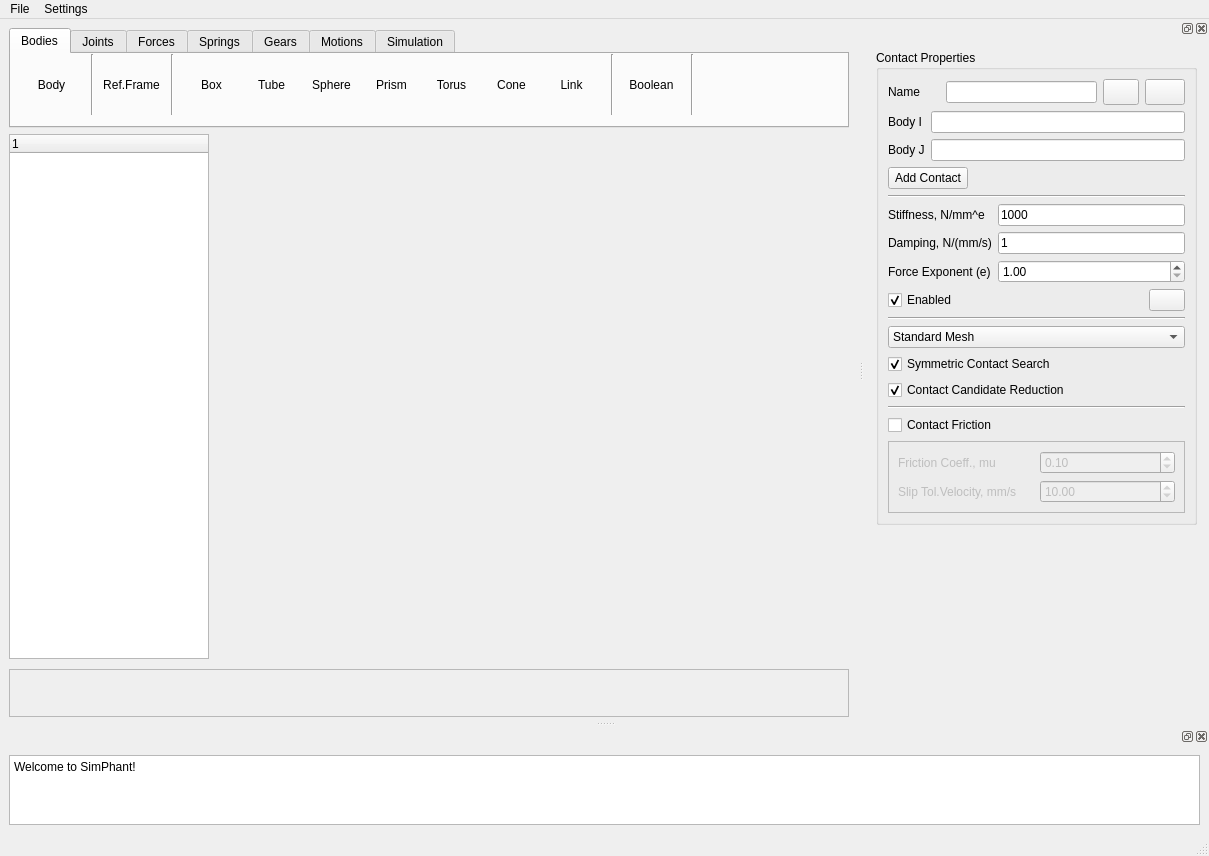
This is main_window.ui in valeriy-sh79/SimPhant as Qt 5 draws it before an edit. The edited form follows.
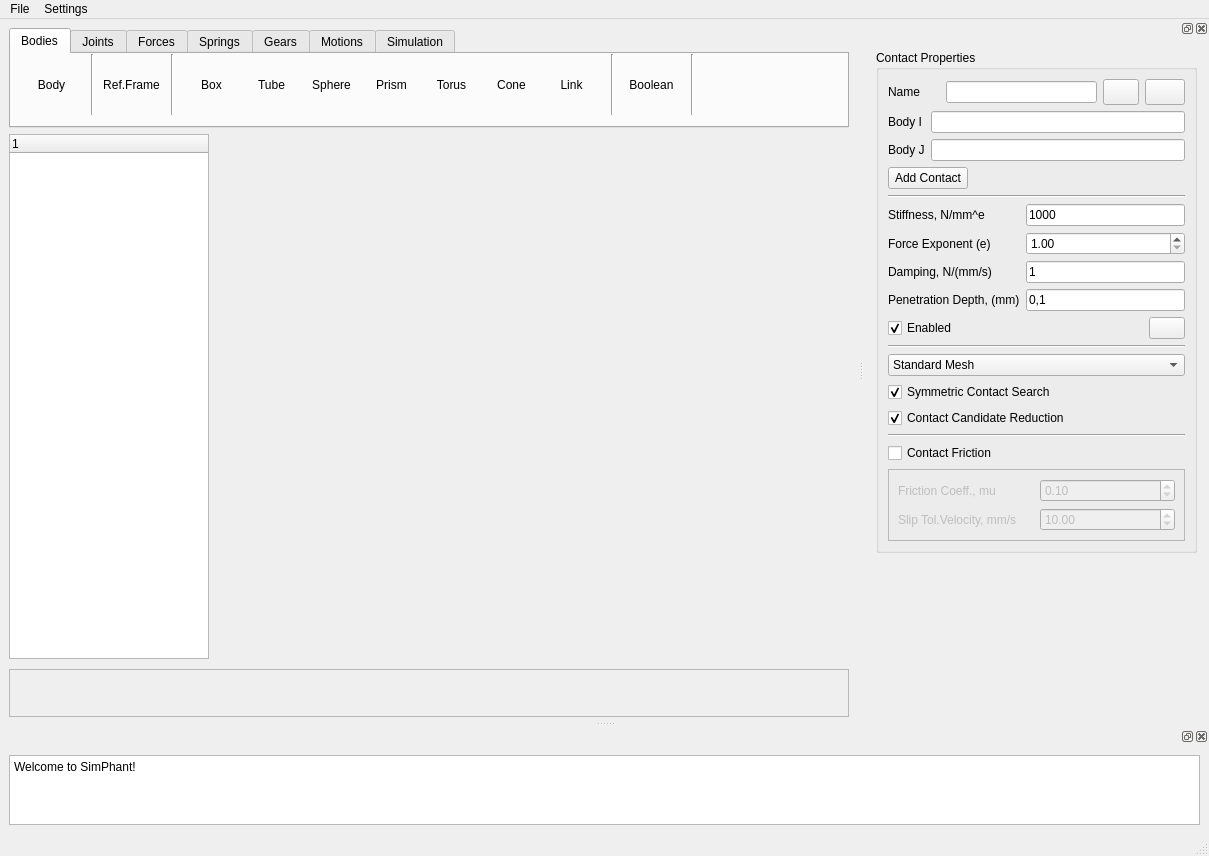
This is the edited form. The open tabs and pages were chosen to show the change. Icons and pictures are not drawn.

```diff
--- a/main_window.ui
+++ b/main_window.ui
@@ -5364,30 +5364,13 @@
                </widget>
               </item>
               <item row="1" column="0">
-               <widget class="QLabel" name="label_83">
-                <property name="text">
-                 <string>Damping, N/(mm/s)</string>
-                </property>
-               </widget>
-              </item>
-              <item row="1" column="1">
-               <widget class="QLineEdit" name="Edit_ContactDamping">
-                <property name="toolTip">
-                 <string>&lt;html&gt;&lt;head/&gt;&lt;body&gt;&lt;p&gt;Define Contact Damping (C) for the normal force calculation&lt;/p&gt;&lt;/body&gt;&lt;/html&gt;</string>
-                </property>
-                <property name="text">
-                 <string>1</string>
-                </property>
-               </widget>
-              </item>
-              <item row="2" column="0">
                <widget class="QLabel" name="label_84">
                 <property name="text">
                  <string>Force Exponent (e)</string>
                 </property>
                </widget>
               </item>
-              <item row="2" column="1">
+              <item row="1" column="1">
                <widget class="QDoubleSpinBox" name="dsbForceExponent">
                 <property name="toolTip">
                  <string>&lt;html&gt;&lt;head/&gt;&lt;body&gt;&lt;p&gt;Define Contact Force Exponent (e) depending on the contact pattern on the Hertzian contact model. For example: e=1.0 for the flat Contact, e=1.5 for cylindrical or spherical Contact.&lt;/p&gt;&lt;/body&gt;&lt;/html&gt;</string>
@@ -5403,6 +5386,40 @@
                 </property>
                </widget>
               </item>
+              <item row="2" column="0">
+               <widget class="QLabel" name="label_83">
+                <property name="text">
+                 <string>Damping, N/(mm/s)</string>
+                </property>
+               </widget>
+              </item>
+              <item row="2" column="1">
+               <widget class="QLineEdit" name="Edit_ContactDamping">
+                <property name="toolTip">
+                 <string>&lt;html&gt;&lt;head/&gt;&lt;body&gt;&lt;p&gt;Define Contact Damping (C) for the normal force calculation&lt;/p&gt;&lt;/body&gt;&lt;/html&gt;</string>
+                </property>
+                <property name="text">
+                 <string>1</string>
+                </property>
+               </widget>
+              </item>
+              <item row="3" column="0">
+               <widget class="QLabel" name="label_95">
+                <property name="text">
+                 <string>Penetration Depth, (mm)</string>
+                </property>
+               </widget>
+              </item>
+              <item row="3" column="1">
+               <widget class="QLineEdit" name="Edit_PenetrationDepth">
+                <property name="toolTip">
+                 <string>&lt;html&gt;&lt;head/&gt;&lt;body&gt;&lt;p&gt;Damping coefficient ramps from 0 to C (damping) at this penetration depth.&lt;/p&gt;&lt;/body&gt;&lt;/html&gt;</string>
+                </property>
+                <property name="text">
+                 <string>0,1</string>
+                </property>
+               </widget>
+              </item>
              </layout>
             </item>
             <item>
```
Left out of the diff: 71 changed lines with no effect on the pictures.
